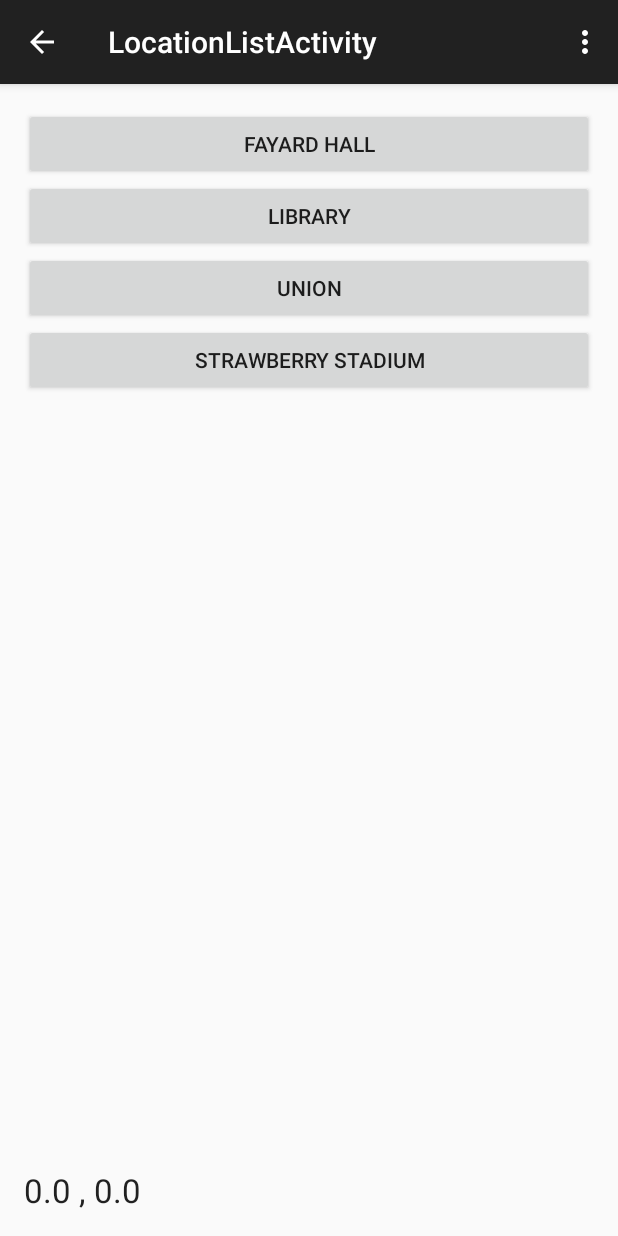
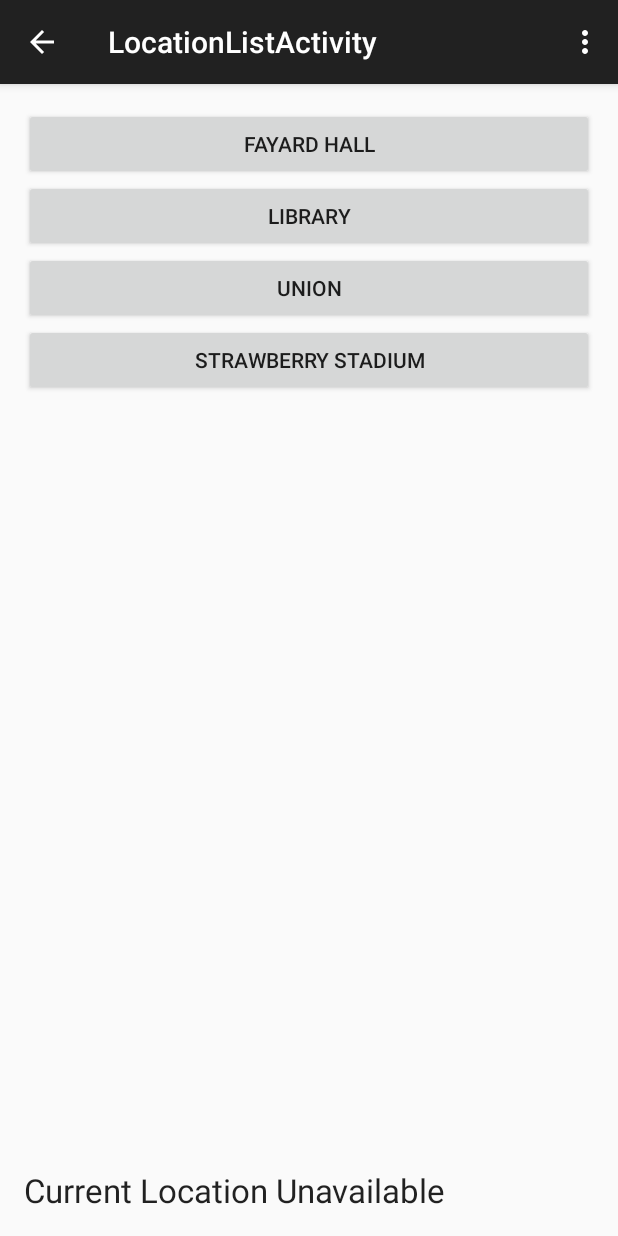
Before and after one commit to w0014744/411GameOfDrones, an Android app: the LocationListActivity screen opened directly, with no data from a screen before it, after a tap on "UNION", on a phone screen of 412 x 824 dp. Run offline under Robolectric (Android 15) with nearby library versions, the light colour scheme and no system bars.

Commit message:
Quick Catch on the location if the GPS signal is not found.

```diff
--- a/src/main/java/com/overpaoered/robotremote/LocationListActivity.java
+++ b/src/main/java/com/overpaoered/robotremote/LocationListActivity.java
@@ -146,6 +146,7 @@ public class LocationListActivity extends AppCompatActivity implements OnClickLi
 
     @Override
     public void onClick (View v) {
+        try {
             if (v == loc1) {
                 float bearing = current.bearingTo(fayard);
                 float distance = current.distanceTo(fayard);
@@ -178,6 +179,10 @@ public class LocationListActivity extends AppCompatActivity implements OnClickLi
                 String data = bearing + "," + distance;
                 bt.sendData(data);
             }
+        }catch(Exception e){
+            e.printStackTrace();
+            readOut.setText("Current Location Unavailable");
+        }
     }
     /*
     ** getLocation - this method gets the users current location based on the phone GPS
@@ -190,7 +195,6 @@ public class LocationListActivity extends AppCompatActivity implements OnClickLi
             public void onLocationChanged(Location location) {
                 // Called when a new location is found by the network location provider.
                 //This is where we get the location
-                readOut.setText(location.getLongitude() + "  ,  " + location.getLatitude());
                 current = location;
             }
 
```
Lines whose indentation alone changed are shown as unchanged.
